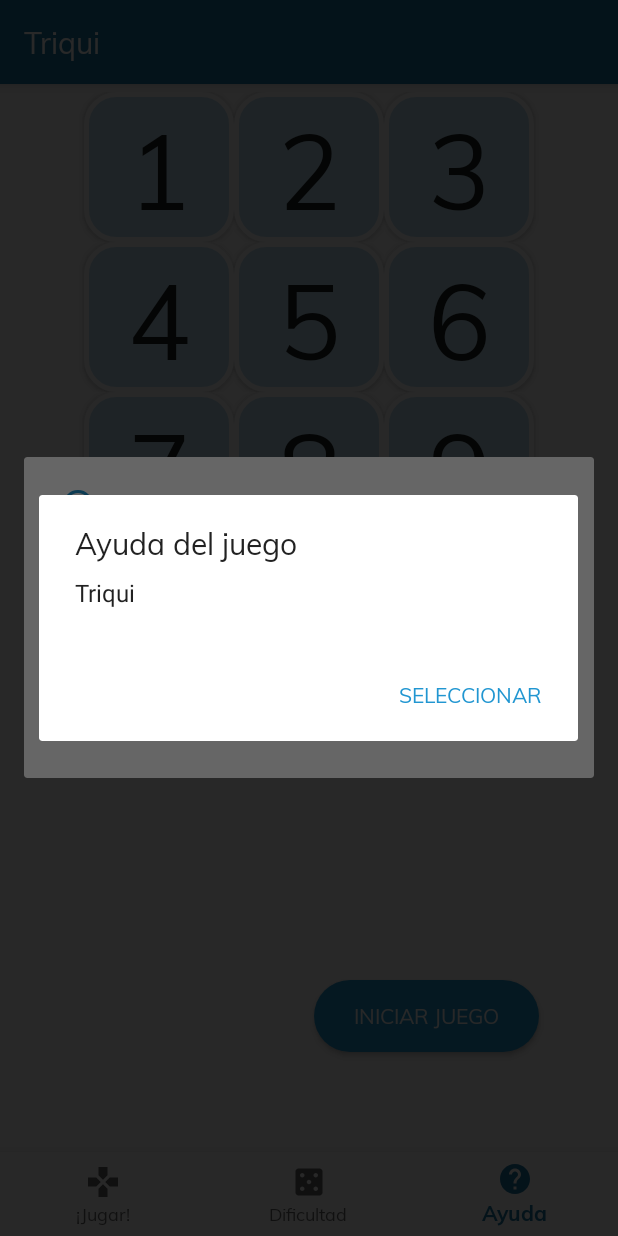
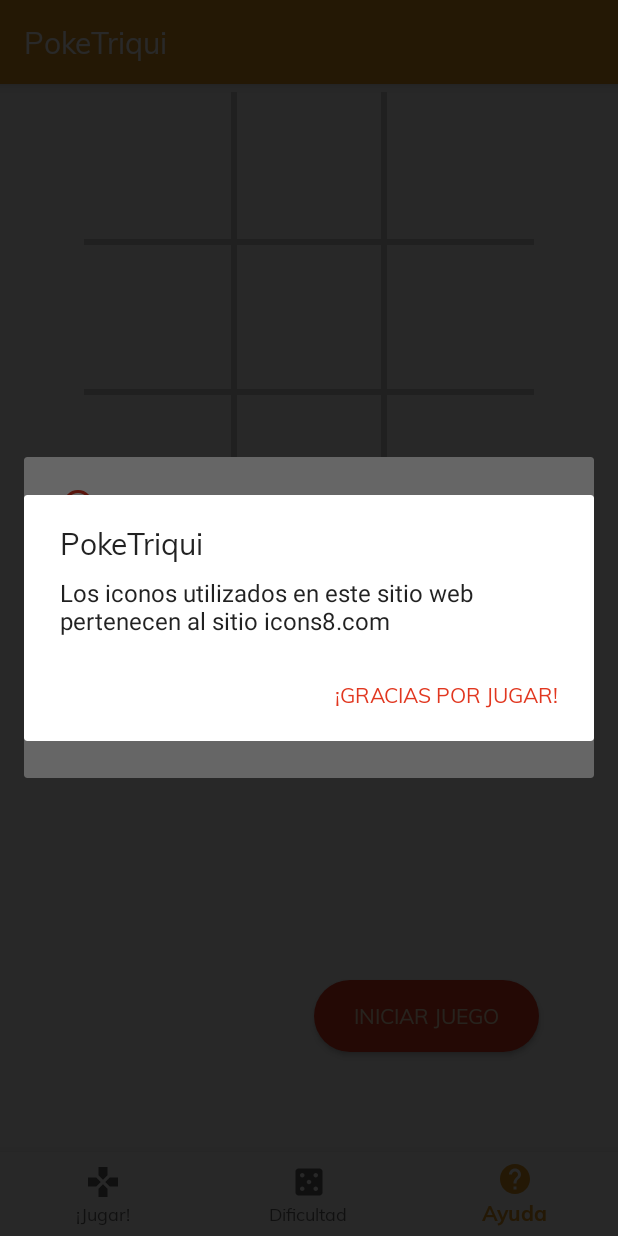
Before and after one commit to Carlitoshsh/Triqui, an Android app: the screen it shows after launch (Triqui), item 3 of the bottom bar chosen, on a phone screen of 412 x 824 dp. Run offline under Robolectric (Android 15) with nearby library versions, the phone set to English and light mode, and no system bars.

Commit message:
Add Pokemon!

```diff
--- a/app/src/main/java/co/edu/unal/triqui/FragmentoDeDialogo.java
+++ b/app/src/main/java/co/edu/unal/triqui/FragmentoDeDialogo.java
@@ -21,8 +21,6 @@
         nivelSeleccionado = JuegoTriqui.dificultadJuego;
 
         if(navItem == 2){
-            System.out.println("Test2"+navItem);
-
             builder.setSingleChoiceItems(R.array.dificultad, nivelSeleccionado, new DialogInterface.OnClickListener() {
                 @Override
                 public void onClick(DialogInterface dialogInterface, int i) {
@@ -43,9 +41,9 @@
                     });
 
         } else if(navItem == 3) {
-            builder.setMessage(R.string.app_name)
-                    .setTitle(R.string.dialog_title)
-                    .setPositiveButton(getString(R.string.dialog_ok), new DialogInterface.OnClickListener() {
+            builder.setTitle(R.string.dialog_title)
+                    .setMessage(R.string.dialog_help)
+                    .setPositiveButton(getString(R.string.dialog_help_ok), new DialogInterface.OnClickListener() {
                         public void onClick(DialogInterface dialog, int id) {
 
                         }
--- a/app/src/main/java/co/edu/unal/triqui/JuegoTriqui.java
+++ b/app/src/main/java/co/edu/unal/triqui/JuegoTriqui.java
@@ -1,4 +1,7 @@
 package co.edu.unal.triqui;
+
+import android.view.MotionEvent;
+import android.view.View;
 
 import java.util.Arrays;
 import java.util.Random;
@@ -23,9 +26,17 @@
         }
     }
 
-    public void realizarMovimiento(char jugador, int localizacion){
-        triqui[localizacion] = jugador;
-        ultimoMovimiento = localizacion;
+    public char obtenerJugadorActual(int posicion){
+        return triqui[posicion];
+    }
+
+    public boolean realizarMovimiento(char jugador, int localizacion){
+        if(triqui[localizacion] == OPEN_SPOT){
+            triqui[localizacion] = jugador;
+            ultimoMovimiento = localizacion;
+            return true;
+        }
+        return false;
     }
 
     public int realizarMovimientoPC(){
@@ -123,5 +134,4 @@
         return 0;
     }
 
-
 }
--- a/app/src/main/java/co/edu/unal/triqui/Triqui.java
+++ b/app/src/main/java/co/edu/unal/triqui/Triqui.java
@@ -1,14 +1,15 @@
 package co.edu.unal.triqui;
 
+import android.annotation.SuppressLint;
+import android.media.MediaPlayer;
 import android.os.Bundle;
 import android.support.annotation.NonNull;
 import android.support.design.widget.BottomNavigationView;
-import android.support.v4.content.ContextCompat;
 import android.support.v7.app.AppCompatActivity;
 import android.view.MenuItem;
+import android.view.MotionEvent;
 import android.view.View;
 import android.widget.TextView;
-import android.widget.Button;
 
 public class Triqui extends AppCompatActivity {
 
@@ -16,12 +17,17 @@
     private JuegoTriqui juego;
 
     // Buttons making up the board
-    private Button mBoardButtons[];
+    private VistaTablero mVistaTablero;
 
     // Various text displayed
     private TextView mInfoTextView;
 
     private TextView mInfoLevel;
+    private boolean juegoTerminado = false;
+
+
+    private MediaPlayer mHumanoMediaPlayer;
+    private MediaPlayer mComputadorMediaPlayer;
 
     private BottomNavigationView.OnNavigationItemSelectedListener mOnNavigationItemSelectedListener
             = new BottomNavigationView.OnNavigationItemSelectedListener() {
@@ -50,59 +56,82 @@
     };
 
     @Override
+    protected void onResume() {
+        super.onResume();
+
+        mHumanoMediaPlayer = MediaPlayer.create(getApplicationContext(), R.raw.pikachu);
+        mComputadorMediaPlayer = MediaPlayer.create(getApplicationContext(), R.raw.zubat);
+    }
+
+    @Override
+    protected void onPause() {
+        super.onPause();
+
+        mHumanoMediaPlayer.release();
+        mComputadorMediaPlayer.release();
+    }
+
+
+    @SuppressLint("ClickableViewAccessibility")
+    @Override
     protected void onCreate(Bundle savedInstanceState) {
         super.onCreate(savedInstanceState);
         setContentView(R.layout.actividad_del_triqui);
-
-        mBoardButtons = new Button[JuegoTriqui.BOARD_SIZE];
-        mBoardButtons[0] = findViewById(R.id.one);
-        mBoardButtons[1] = findViewById(R.id.two);
-        mBoardButtons[2] = findViewById(R.id.three);
-        mBoardButtons[3] = findViewById(R.id.four);
-        mBoardButtons[4] = findViewById(R.id.five);
-        mBoardButtons[5] = findViewById(R.id.six);
-        mBoardButtons[6] = findViewById(R.id.seven);
-        mBoardButtons[7] = findViewById(R.id.eight);
-        mBoardButtons[8] = findViewById(R.id.nine);
 
         mInfoTextView = findViewById(R.id.information);
         mInfoLevel = findViewById(R.id.level);
 
         juego = new JuegoTriqui();
+        mVistaTablero = findViewById(R.id.board);
+        mVistaTablero.obtenerJuego(juego);
+        mVistaTablero.setOnTouchListener(touchListener);
 
-        BottomNavigationView navigation = findViewById(R.id.navigation);
+
+        BottomNavigationView navigation;
+        navigation = findViewById(R.id.navigation);
         navigation.setOnNavigationItemSelectedListener(mOnNavigationItemSelectedListener);
     }
 
+
     public void nuevoJuego(View view) {
+        juegoTerminado = false;
         juego.borrarTablero();
         // Reset all buttons
-        for (int i = 0; i < mBoardButtons.length; i++) {
-            mBoardButtons[i].setText("");
-            mBoardButtons[i].setEnabled(true);
-            mBoardButtons[i].setBackground(ContextCompat.getDrawable(this.getBaseContext(), R.drawable.round_button_border));
-            mBoardButtons[i].setOnClickListener(new ButtonClickListener(i));
-        }
+        mVistaTablero.invalidate();
+
         String nivel = (getResources().getStringArray(R.array.dificultad)[JuegoTriqui.dificultadJuego]);
         mInfoLevel.setText(nivel);
         mInfoTextView.setText(R.string.game_default);
     }
 
 
-    // Handles clicks on the game board buttons
-    private class ButtonClickListener implements View.OnClickListener {
-        int location;
-
-        private ButtonClickListener(int location) {
-            this.location = location;
+    private boolean realizarMovimiento(char player, int location) {
+        if(juego.realizarMovimiento(player, location)){
+            if(player == JuegoTriqui.HUMAN_PLAYER){
+                mHumanoMediaPlayer.start();
+            } else if(player == JuegoTriqui.COMPUTER_PLAYER){
+                mComputadorMediaPlayer.start();
+            }
+           mVistaTablero.invalidate();
+           return true;
+        }
+        return false;
     }
 
-        public void onClick(View view) {
-            if (mBoardButtons[location].isEnabled()) {
-                realizarMovimiento(JuegoTriqui.HUMAN_PLAYER, location);
+    private View.OnTouchListener touchListener;
 
-                // If no winner yet, let the computer make a move
+    {
+        touchListener = new View.OnTouchListener() {
+            @Override
+            public boolean onTouch(View view, MotionEvent motionEvent) {
+                int columna = (int) motionEvent.getX() / mVistaTablero.getBoardCellWidth();
+                int fila = (int) motionEvent.getY() / mVistaTablero.getBoardCellHeight();
+                int posicion = fila * 3 + columna;
+
+                if (!juegoTerminado && realizarMovimiento(JuegoTriqui.HUMAN_PLAYER, posicion)) {
+
                     int winner = juego.definirGanador();
+
                     if (winner == 0) {
                         mInfoTextView.setText(R.string.game_android_turn);
                         int move = juego.realizarMovimientoPC();
@@ -110,8 +139,11 @@
                         winner = juego.definirGanador();
                     }
 
-                if (winner == 0)
+                    if (winner == 0){
                         mInfoTextView.setText(R.string.game_player_turn);
+                        return true;
+
+                    }
                     else {
                         if (winner == 1)
                             mInfoTextView.setText(R.string.game_tie);
@@ -119,27 +151,14 @@
                             mInfoTextView.setText(R.string.game_player_win);
                         else
                             mInfoTextView.setText(R.string.game_android_win);
+                        juegoTerminado = true;
+                    }
+                    return true;
 
-                    for (Button mBoardButton: mBoardButtons) {
-                        if(mBoardButton.getText() == "")
-                            mBoardButton.setEnabled(false);
+                }
+                return false;
+            }
+        };
     }
 
 }
-            }
-        }
-    }
-
-    private void realizarMovimiento(char player, int location) {
-        juego.realizarMovimiento(player, location);
-        mBoardButtons[location].setEnabled(false);
-        mBoardButtons[location].setText(String.valueOf(player));
-        mBoardButtons[location].setBackgroundColor(getResources().getColor(R.color.colorBackground));
-        if (player == JuegoTriqui.HUMAN_PLAYER)
-            mBoardButtons[location].setTextColor(getResources().getColor(R.color.colorPlayer));
-        else
-            mBoardButtons[location].setTextColor(getResources().getColor(R.color.colorComputer));
-
-    }
-
-}
--- /dev/null
+++ b/app/src/main/java/co/edu/unal/triqui/VistaTablero.java
@@ -0,0 +1,115 @@
+package co.edu.unal.triqui;
+
+import android.content.Context;
+import android.graphics.Bitmap;
+import android.graphics.BitmapFactory;
+import android.graphics.Canvas;
+import android.graphics.Color;
+import android.graphics.Paint;
+import android.graphics.Rect;
+import android.media.MediaPlayer;
+import android.util.AttributeSet;
+import android.view.MotionEvent;
+import android.view.View;
+
+
+public class VistaTablero extends View {
+
+    public static final int GRID_WIDTH = 6;
+
+    private Bitmap mHumanoBitmap;
+    private Bitmap mComputadorBitmap;
+    private Paint mPintar;
+    private JuegoTriqui mJuego;
+
+
+    public void  obtenerJuego(JuegoTriqui juego){
+        mJuego = juego;
+    }
+
+    public int getBoardCellWidth() {
+        return getWidth() / 3;
+    }
+
+    public int getBoardCellHeight() {
+        return getHeight() / 3;
+    }
+
+
+    public VistaTablero(Context context) {
+        super(context);
+        inicializar();
+    }
+
+    public void inicializar() {
+        mHumanoBitmap = BitmapFactory.decodeResource(getResources(), R.drawable.pikachu);
+        mComputadorBitmap = BitmapFactory.decodeResource(getResources(), R.drawable.zubat);
+        mPintar = new Paint(Paint.ANTI_ALIAS_FLAG);
+    }
+
+
+    public VistaTablero(Context context, AttributeSet attrs, int defStyle) {
+        super(context, attrs, defStyle);
+        inicializar();
+    }
+
+    public VistaTablero(Context context, AttributeSet attrs) {
+        super(context, attrs);
+        inicializar();
+    }
+
+    @Override
+    public void onDraw(Canvas canvas) {
+        super.onDraw(canvas);
+        System.out.println("pintar");
+
+        // Determine the width and height of the View
+        int anchoTablero = getWidth();
+        int altoTablero = getHeight();
+
+        // Make thick, light gray lines
+        mPintar.setColor(Color.LTGRAY);
+        mPintar.setStrokeWidth(GRID_WIDTH);
+
+        // Draw the two vertical board lines
+        int cellWidth = anchoTablero / 3;
+        canvas.drawLine(cellWidth, 0, cellWidth, altoTablero, mPintar);
+        canvas.drawLine(cellWidth * 2, 0, cellWidth * 2, altoTablero, mPintar);
+
+        // horizontal lines
+        canvas.drawLine(0, cellWidth, anchoTablero, cellWidth, mPintar);
+        canvas.drawLine(0, cellWidth * 2, altoTablero, cellWidth*2, mPintar);
+
+        for (int i = 0; i < JuegoTriqui.BOARD_SIZE; i++){
+
+            int columna =  i % 3;
+            int fila =  i / 3;
+
+            int izquierda = columna*cellWidth;
+            int arriba = fila*cellWidth;
+            int derecha = (columna+1)*cellWidth;
+            int abajo = (fila+1)*cellWidth;
+
+            Rect ubicacion = new Rect(izquierda, arriba, derecha, abajo);
+
+            if(mJuego != null && mJuego.obtenerJugadorActual(i) == JuegoTriqui.HUMAN_PLAYER){
+                System.out.println("human");
+                canvas.drawBitmap(mHumanoBitmap,
+                        null,
+                        ubicacion,
+                        null);
+            } else if (mJuego != null && mJuego.obtenerJugadorActual(i) == JuegoTriqui.COMPUTER_PLAYER){
+                System.out.println("computer");
+                canvas.drawBitmap(mComputadorBitmap,
+                        null,
+                        ubicacion,
+                        null);
+            }
+
+        }
+    }
+
+
+
+
+}
--- a/app/src/main/res/drawable/round_button_border.xml
+++ /dev/null
@@ -1,9 +0,0 @@
-<?xml version="1.0" encoding="utf-8"?>
-<shape xmlns:android="http://schemas.android.com/apk/res/android"
-    android:shape="rectangle">
-
-    <solid android:color="@color/colorTile"/>
-    <corners android:radius="20dp"/>
-    <stroke android:width="5px" android:color="@color/colorBackground" />
-
-</shape>
--- a/app/src/main/res/layout/actividad_del_triqui.xml
+++ b/app/src/main/res/layout/actividad_del_triqui.xml
@@ -26,93 +26,11 @@
         android:gravity="center_horizontal"
         android:orientation="vertical">
 
-        <TableLayout
-            android:id="@+id/play_grid"
-            android:layout_width="fill_parent"
-            android:layout_height="wrap_content"
-            android:layout_marginTop="5dp">
-
-            <TableRow android:gravity="center_horizontal">
-
-                <Button
-                    android:id="@+id/one"
-                    android:layout_width="100dp"
-                    android:layout_height="100dp"
-                    android:text="1"
-                    android:background="@drawable/round_button_border"
-                    android:textSize="70sp" />
-
-                <Button
-                    android:id="@+id/two"
-                    android:layout_width="100dp"
-                    android:background="@drawable/round_button_border"
-                    android:text="2"
-                    android:layout_height="100dp"
-                    android:textSize="70sp" />
-
-                <Button
-                    android:id="@+id/three"
-                    android:layout_width="100dp"
-                    android:text="3"
-                    android:background="@drawable/round_button_border"
-                    android:layout_height="100dp"
-                    android:textSize="70sp" />
-            </TableRow>
-
-            <TableRow android:gravity="center_horizontal">
-
-                <Button
-                    android:id="@+id/four"
-                    android:layout_width="100dp"
-                    android:text="4"
-                    android:layout_height="100dp"
-                    android:background="@drawable/round_button_border"
-                    android:textSize="70sp" />
-
-                <Button
-                    android:id="@+id/five"
-                    android:layout_width="100dp"
-                    android:text="5"
-                    android:layout_height="100dp"
-                    android:background="@drawable/round_button_border"
-                    android:textSize="70sp" />
-
-                <Button
-                    android:id="@+id/six"
-                    android:text="6"
-                    android:layout_width="100dp"
-                    android:layout_height="100dp"
-                    android:background="@drawable/round_button_border"
-                    android:textSize="70sp" />
-            </TableRow>
-
-            <TableRow android:gravity="center_horizontal">
-
-                <Button
-                    android:id="@+id/seven"
-                    android:layout_width="100dp"
-                    android:text="7"
-                    android:layout_height="100dp"
-                    android:background="@drawable/round_button_border"
-                    android:textSize="70sp" />
-
-                <Button
-                    android:id="@+id/eight"
-                    android:layout_width="100dp"
-                    android:layout_height="100dp"
-                    android:text="8"
-                    android:background="@drawable/round_button_border"
-                    android:textSize="70sp" />
-
-                <Button
-                    android:id="@+id/nine"
-                    android:layout_width="100dp"
-                    android:text="9"
-                    android:layout_height="100dp"
-                    android:background="@drawable/round_button_border"
-                    android:textSize="70sp" />
-            </TableRow>
-        </TableLayout>
+        <co.edu.unal.triqui.VistaTablero
+            android:id="@+id/board"
+            android:layout_width="300dp"
+            android:layout_height="300dp"
+            android:layout_marginTop="5dp"/>
 
         <TextView
             android:id="@+id/information"
--- a/app/src/main/res/values/colors.xml
+++ b/app/src/main/res/values/colors.xml
@@ -1,10 +1,7 @@
 <?xml version="1.0" encoding="utf-8"?>
 <resources>
-    <color name="colorPrimary">#1a76a5</color>
-    <color name="colorPrimaryDark">#135679</color>
-    <color name="colorAccent">#2196d1</color>
-    <color name="colorPlayer">#1aa58f</color>
-    <color name="colorComputer">#1a31a5</color>
-    <color name="colorBackground">#fbfdfe</color>
-    <color name="colorTile">#bedeef</color>
+    <color name="colorPrimary">#e19720</color>
+    <color name="colorPrimaryDark">#9f6a15</color>
+    <color name="colorAccent">#e13720</color>
+    <color name="colorBackground">#f6e0bc</color>
 </resources>
--- a/app/src/main/res/values/strings.xml
+++ b/app/src/main/res/values/strings.xml
@@ -1,5 +1,5 @@
 <resources>
-    <string name="app_name">Triqui</string>
+    <string name="app_name">PokeTriqui</string>
     <string name="title_home">¡Jugar!</string>
     <string name="title_dashboard">Dificultad</string>
     <string name="title_notifications">Ayuda</string>
@@ -12,8 +12,10 @@
     <string name="game_default">Por favor, ¡inicie!</string>
     <!-- Dialog -->
     <string name="dialog_cancel">Cancelar</string>
-    <string name="dialog_title">Ayuda del juego</string>
+    <string name="dialog_title">PokeTriqui</string>
+    <string name="dialog_help">Los iconos utilizados en este sitio web pertenecen al sitio icons8.com</string>
     <string name="dialog_ok"><b>Seleccionar</b></string>
+    <string name="dialog_help_ok"><b>¡Gracias por jugar!</b></string>
     <string name="iniciar_juego">Iniciar juego</string>
     <string-array name="dificultad">
         <item>Fácil</item>
```
Also changed, not shown: app/src/main/res/drawable/meowth.png (added), app/src/main/res/drawable/pikachu.png (added), app/src/main/res/drawable/zubat.png (added), 2 other files. Lines whose indentation alone changed are shown as unchanged.
